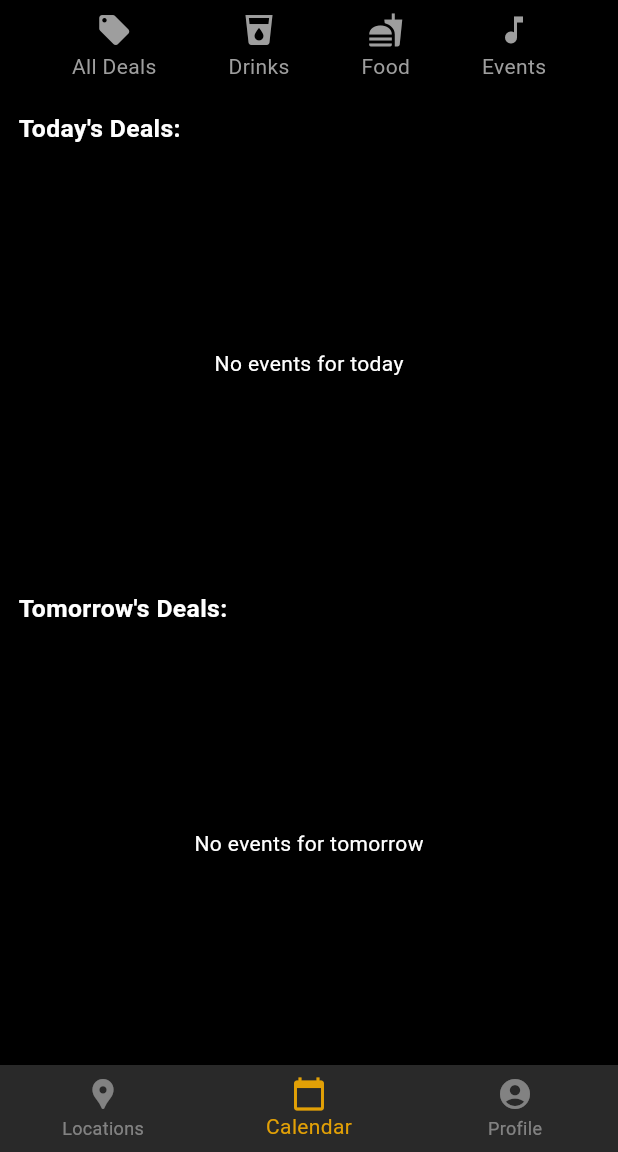
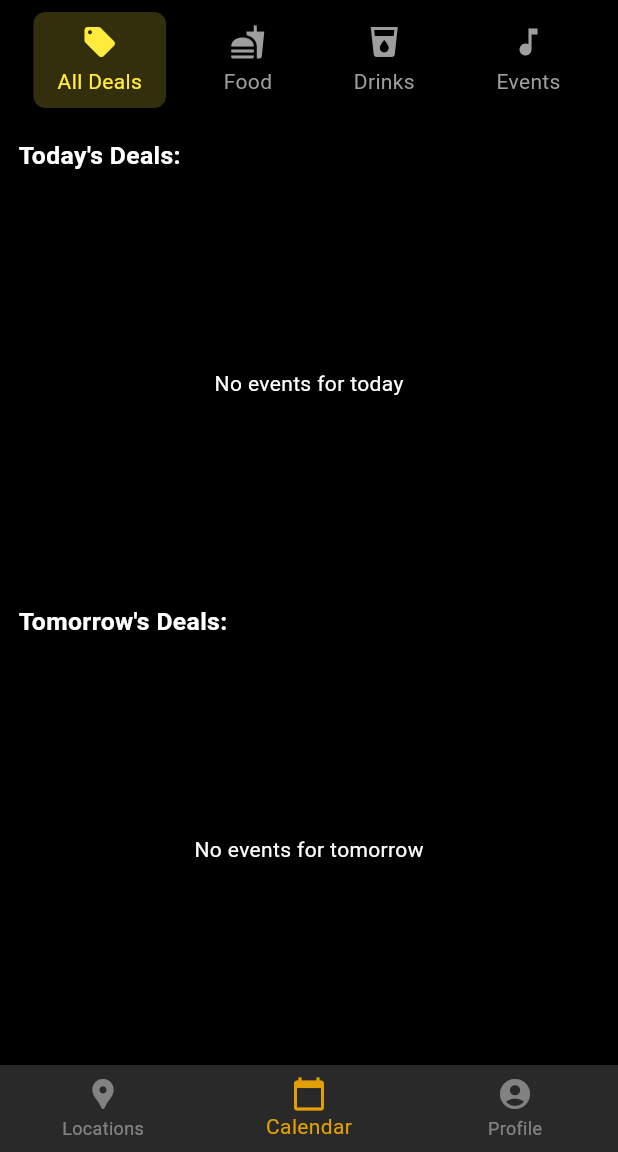
Before and after one commit to ZekePulido/BarBuzz, a Flutter app: the screen it shows after launch, after a tap on "SKIP", on a phone screen of 412 x 824 dp, the part 84-1236 px from its top. Run offline on Flutter 3.47's test engine with Material 3 defaults, Android fonts, the light colour scheme and no system bars; our stand-ins replace flutter_secure_storage, table_calendar; network calls fail.

Commit message:
Added filter for events

```diff
--- a/lib/pages/calendar_page.dart
+++ b/lib/pages/calendar_page.dart
@@ -41,19 +41,17 @@ class Event {
 
 const String apiUrl = 'http://10.0.2.2:3000/events'; // Adjust URL as needed
 
-Future<List<Event>> fetchEvents() async {
+Future<List<Event>> fetchEvents({String? tag}) async {
   try {
-    final response = await http.get(Uri.parse(apiUrl));
+    final uri = tag == null
+      ? Uri.parse(apiUrl)
+      : Uri.parse('$apiUrl/tag/$tag'); // Use the tag endpoint
+
+    final response = await http.get(uri);
 
     if (response.statusCode == 200) {
       final jsonResponse = json.decode(response.body);
-
-      List<dynamic> eventsJsonList;
-      if (jsonResponse is Map<String, dynamic> && jsonResponse.containsKey('events')) {
-        eventsJsonList = jsonResponse['events'];
-      } else {
-        eventsJsonList = jsonResponse is List<dynamic> ? jsonResponse : [];
-      }
+      final eventsJsonList = jsonResponse['events'] as List<dynamic>;
       return eventsJsonList.map((eventJson) => Event.fromJson(eventJson)).toList();
     } else {
       throw Exception('Failed to load events');
@@ -64,13 +62,14 @@ Future<List<Event>> fetchEvents() async {
   }
 }
 
-
 class CalendarPage extends StatefulWidget {
   @override
   _CalendarPageState createState() => _CalendarPageState();
 }
 
 class _CalendarPageState extends State<CalendarPage> {
+  String _selectedTag = 'All'; // Default tag
+
   List<Event> _todayEvents = [];
   List<Event> _tomorrowEvents = [];
 
@@ -80,9 +79,9 @@ class _CalendarPageState extends State<CalendarPage> {
     _fetchAndSetEvents();
   }
 
-  Future<void> _fetchAndSetEvents() async {
+  Future<void> _fetchAndSetEvents({String? tag}) async {
     try {
-      final events = await fetchEvents();
+      final events = await fetchEvents(tag: tag);
 
       final today = DateTime.now();
       final tomorrow = DateTime.now().add(Duration(days: 1));
@@ -101,6 +100,13 @@ class _CalendarPageState extends State<CalendarPage> {
     } catch (error) {
       print('Failed to fetch events: $error');
     }
+  }
+
+  void _onTagSelected(String tag) {
+    setState(() {
+      _selectedTag = tag;
+      _fetchAndSetEvents(tag: tag == 'All' ? null : tag); // Pass null for "All" to fetch all events
+    });
   }
 
   @override
@@ -144,10 +150,10 @@ class _CalendarPageState extends State<CalendarPage> {
             child: Row(
               mainAxisAlignment: MainAxisAlignment.spaceEvenly,
               children: [
-                _buildNavItem(Icons.local_offer, "All Deals"),
-                _buildNavItem(Icons.local_drink, "Drinks"),
-                _buildNavItem(Icons.fastfood, "Food"),
-                _buildNavItem(Icons.music_note, "Events"),
+                _buildNavItem(Icons.local_offer, "All Deals", 'All'),
+                _buildNavItem(Icons.fastfood, "Food", 'Food'),
+                _buildNavItem(Icons.local_drink, "Drinks", 'Drinks'),
+                _buildNavItem(Icons.music_note, "Events", 'Events'),
               ],
             ),
           ),
@@ -235,17 +241,31 @@ class _CalendarPageState extends State<CalendarPage> {
     );
   }
 
-  Widget _buildNavItem(IconData icon, String label) {
-    return Column(
-      mainAxisAlignment: MainAxisAlignment.center,
-      children: [
-        Icon(icon, color: Colors.grey),
-        SizedBox(height: 2), // Add spacing between icon and label
-        Text(
-          label,
-          style: TextStyle(color: Colors.grey),
+  Widget _buildNavItem(IconData icon, String label, String tag) {
+    final isSelected = _selectedTag == tag;
+
+    return GestureDetector(
+      onTap: () => _onTagSelected(tag),
+      child: Container(
+        padding: EdgeInsets.symmetric(vertical: 8, horizontal: 16), // Add padding for better touch area
+        decoration: BoxDecoration(
+          color: isSelected ? Colors.yellow.withOpacity(0.2) : Colors.transparent, // Highlight background
+          borderRadius: BorderRadius.circular(8), // Rounded corners for the highlight
         ),
-      ],
+        child: Column(
+          mainAxisAlignment: MainAxisAlignment.center,
+          children: [
+            Icon(icon, color: isSelected ? Colors.yellow : Colors.grey), // Highlight icon
+            SizedBox(height: 4), // Add spacing between icon and label
+            Text(
+              label,
+              style: TextStyle(
+                color: isSelected ? Colors.yellow : Colors.grey, // Highlight label
+              ),
+            ),
+          ],
+        ),
+      ),
     );
   }
 }
--- a/lib/pages/password_reset_page.dart
+++ b/lib/pages/password_reset_page.dart
@@ -44,7 +44,7 @@ class _PasswordResetPageState extends State<PasswordResetPage> {
                   Container(
                     padding: EdgeInsets.all(screenWidth * 0.04), // Padding as 4% of screen width
                     decoration: BoxDecoration(
-                      color: Color.fromARGB(175, 114, 0, 0),
+                      color: Color.fromARGB(220, 255, 179, 0),
                       borderRadius: BorderRadius.circular(12),
                     ),
                     child: Column(
@@ -184,7 +184,7 @@ class _PasswordResetPageState extends State<PasswordResetPage> {
                                 }
                               },
                               style: ElevatedButton.styleFrom(
-                                backgroundColor: Color.fromARGB(175, 168, 0, 0), // Background color of the button
+                                backgroundColor: Colors.black, // Background color of the button
                               ),
                               child: const Text(
                                 'Submit',
@@ -205,7 +205,7 @@ class _PasswordResetPageState extends State<PasswordResetPage> {
                                   Navigator.pop(context);
                                 },
                               style: ElevatedButton.styleFrom(
-                                backgroundColor: Color.fromARGB(175, 168, 0, 0), // Background color of the button
+                                backgroundColor: Colors.black, // Background color of the button
                               ),
                               child: const Text(
                                 'BACK',
```
Also changed, not shown: lib/pages/profile_page.dart (+0 -23 lines), lib/pages/user_profile_page.dart (+6 -32 lines), 1 other file.
